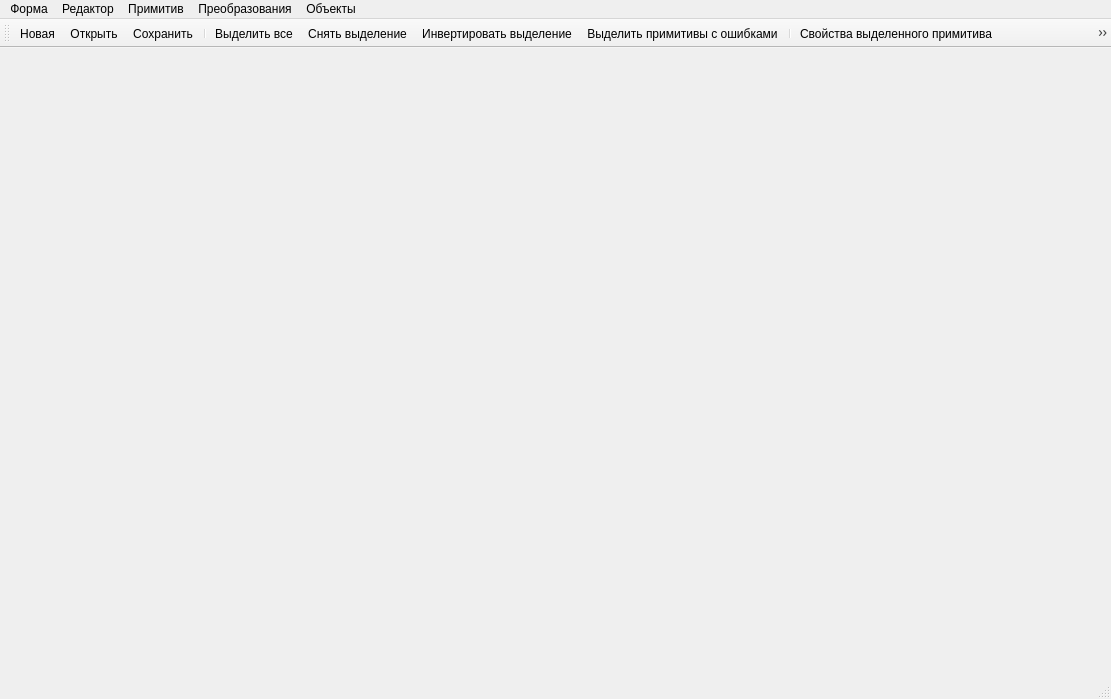
Qt form shaper/mainwindow.ui (eugene-pa/armdncqt) before a commit.
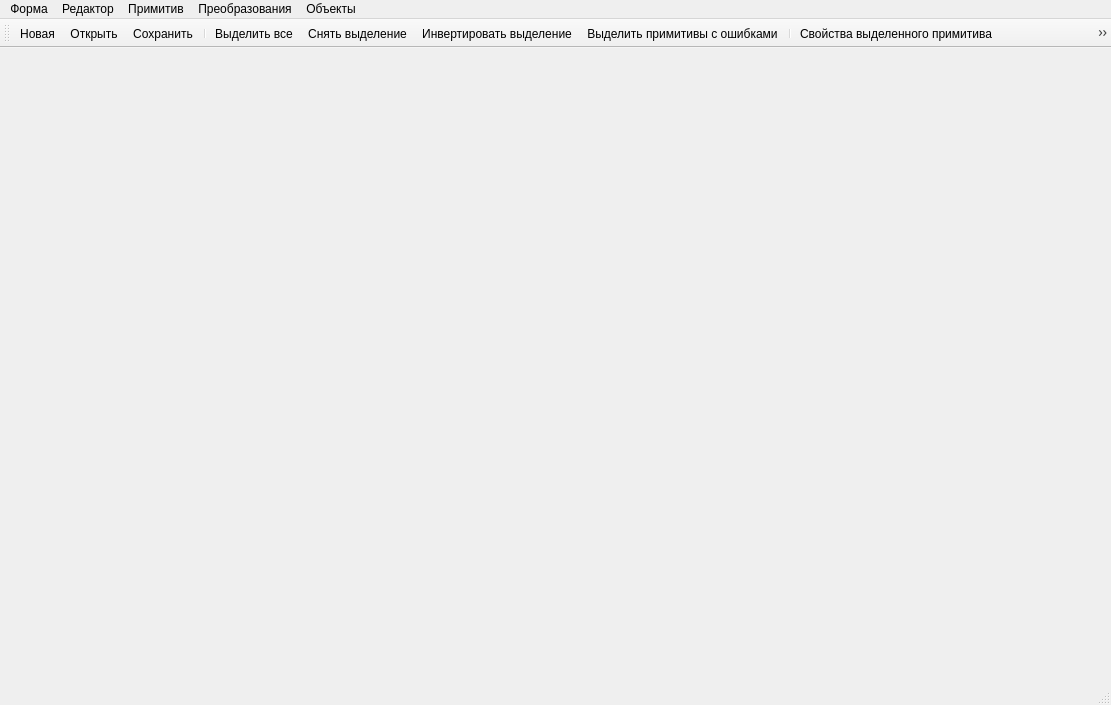
The same form after that commit. Icons and pictures are not drawn.

Patch:
```diff
--- a/shaper/mainwindow.ui
+++ b/shaper/mainwindow.ui
@@ -7,7 +7,7 @@
     <x>0</x>
     <y>0</y>
     <width>1111</width>
-    <height>699</height>
+    <height>705</height>
    </rect>
   </property>
   <property name="windowTitle">
```
Left out of the diff: 32 changed lines with no effect on the pictures.
